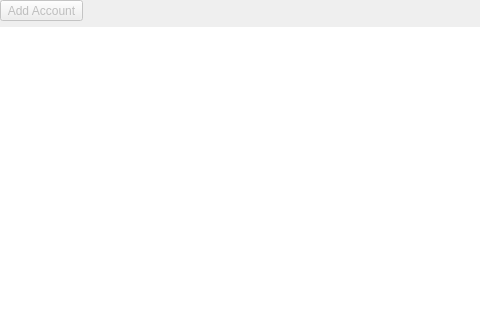
The window that src/views/accountsview.ui (csb6/accountant) describes before a commit, drawn with Qt 5; both pictures show x 0 to 480 and y 0 to 320 of the 637 by 451 pixel window.
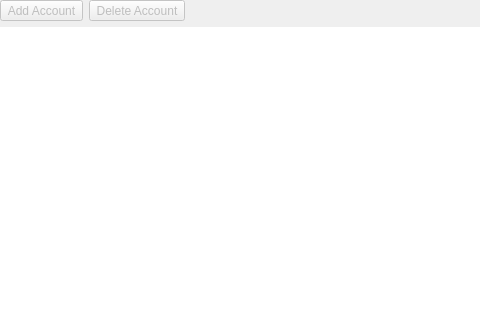
The same window after the commit. Icons and pictures are not drawn.

Commit message: Added Delete Account button

```diff
--- a/src/views/accountsview.ui
+++ b/src/views/accountsview.ui
@@ -58,6 +58,22 @@
        </property>
       </widget>
      </item>
+     <item>
+      <widget class="QToolButton" name="delete_account">
+       <property name="enabled">
+        <bool>false</bool>
+       </property>
+       <property name="toolTip">
+        <string>Delete Account</string>
+       </property>
+       <property name="text">
+        <string>Delete Account</string>
+       </property>
+       <property name="icon">
+        <iconset theme="QIcon::ThemeIcon::ListRemove"/>
+       </property>
+      </widget>
+     </item>
      <item>
       <spacer name="spacer">
        <property name="orientation">
```
The commit also changes 3 other files.
